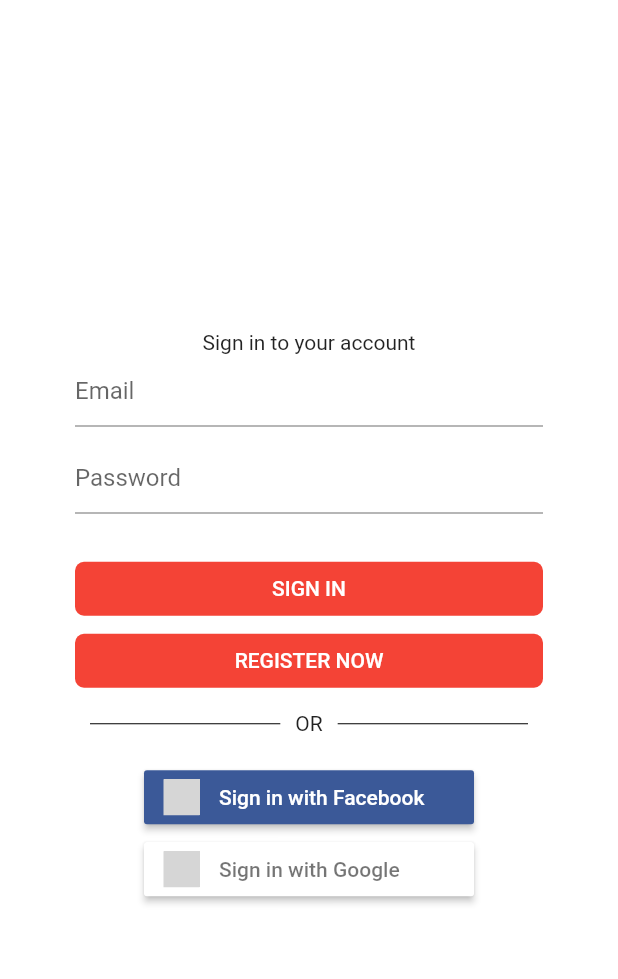
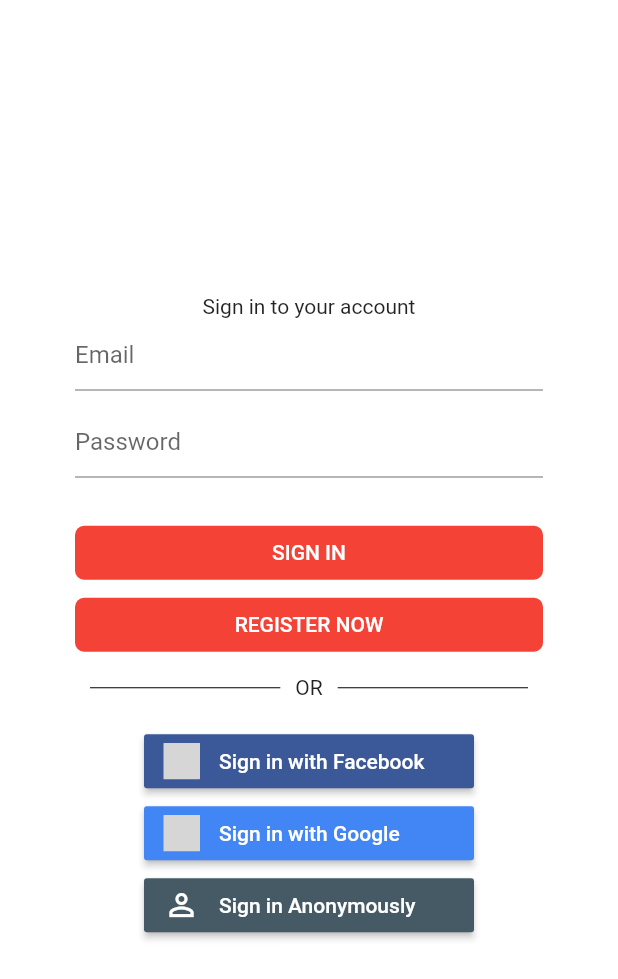
Before and after one commit to eric-li18/foodfindr, a Flutter app: the screen it shows after launch, on a phone screen of 412 x 824 dp. Shown: the top 979 px of the screen. Run offline on Flutter 3.47's test engine with Material 2 defaults, Android fonts, the phone set to English and light mode, and no system bars; our stand-ins replace firebase_auth, flutter_signin_button, font_awesome_flutter, google_sign_in; missing offline and left inert: flutter_facebook_login, flutter_speed_dial_material_design; accounts and stored records are empty; Roboto replaces fonts that are missing (Futura Medium); grey boxes are pictures that could not be loaded.

Commit message:
Added anon sign in button in 'OR' section on Sign in page

```diff
--- a/lib/screens/authenticate/sign_in.dart
+++ b/lib/screens/authenticate/sign_in.dart
@@ -83,9 +83,15 @@ class _SignInState extends State<SignIn> {
                 // ),
 
                 // Expanded(child: SizedBox(width: 1.0)),
-                SignInButton(Buttons.Google, onPressed: () {
+                SignInButton(Buttons.GoogleDark, onPressed: () {
                   AuthService().signInWithGoogle();
                 }),
+                SignInButtonBuilder(
+                  text: 'Sign in Anonymously',
+                  icon: Icons.person_outline,
+                  onPressed: () {AuthService().signInAnon();},
+                  backgroundColor: Colors.blueGrey[700],
+                )
                 // Expanded(child: SizedBox(width: 1.0)),
                 // ],
                 // ),
--- a/lib/services/auth.dart
+++ b/lib/services/auth.dart
@@ -53,7 +53,7 @@ class AuthService {
     }
   }
 
-  //Sign out
+  //Sign out from all account
   Future signOut() async {
     try {
       return await _auth.signOut();
```
Also changed, not shown: lib/screens/authenticate/register.dart (+5 -5 lines), lib/screens/profile/profile.dart (+3 -5 lines).
